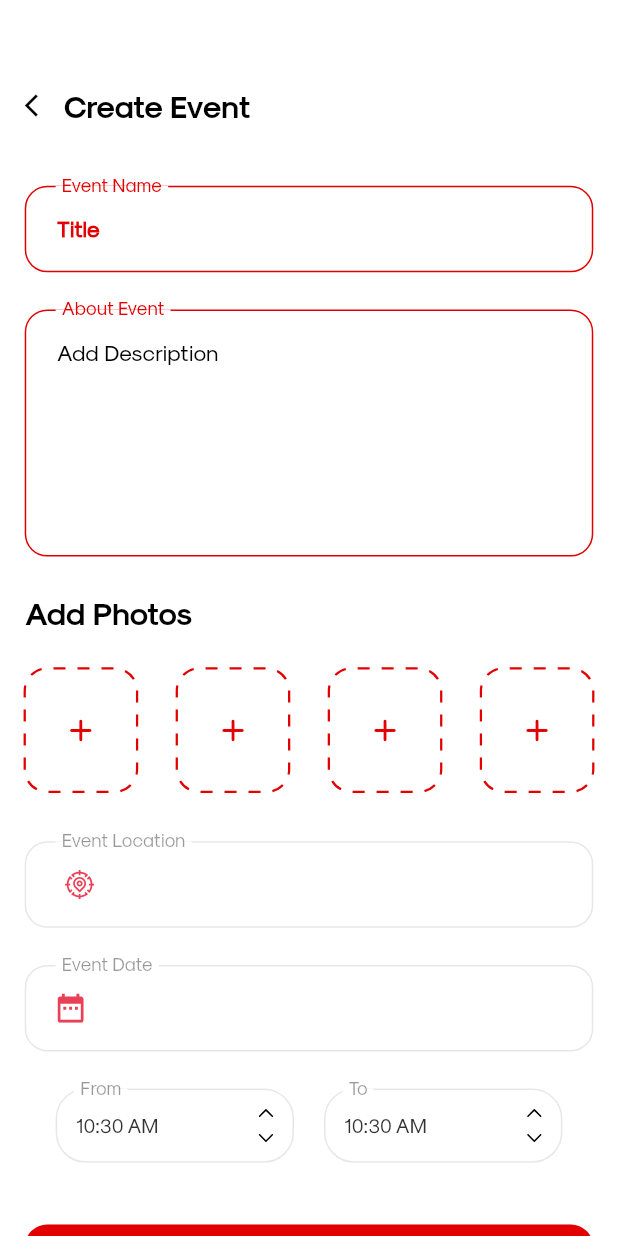
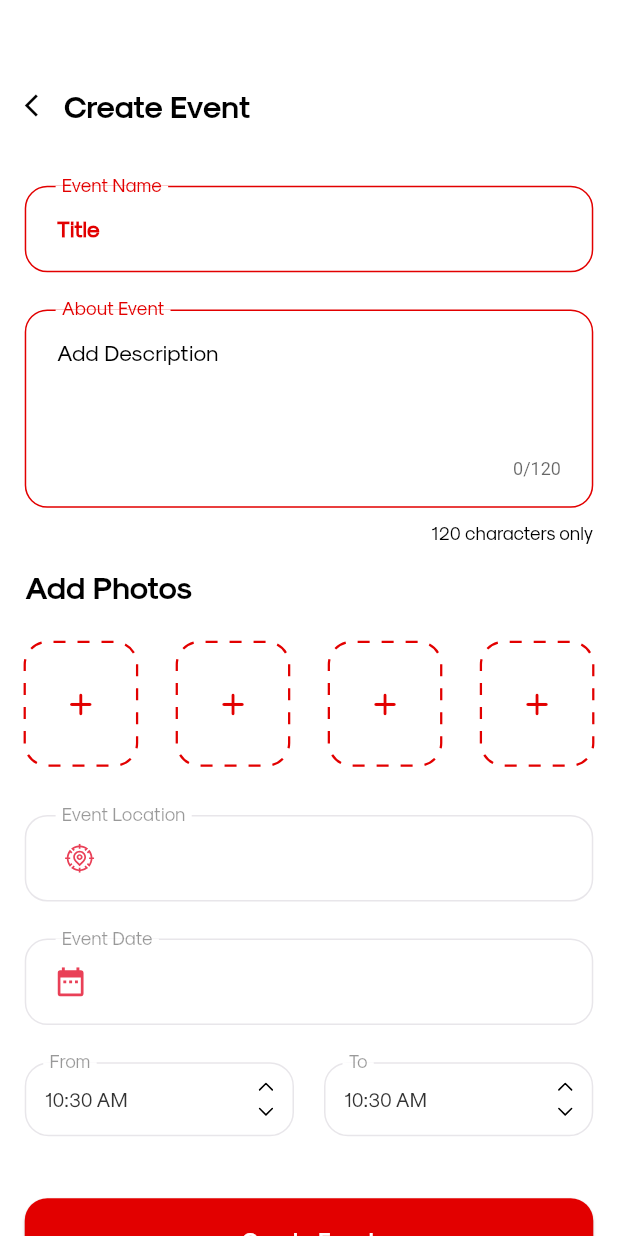
Before and after one commit to aliatherpeprix/Sauftrag-Social, a Flutter app: the CreateBarEvent screen opened directly, on a phone screen of 412 x 824 dp. Run offline on Flutter 3.47's test engine with Material 2 defaults, Android fonts, the phone set to English and light mode, and no system bars; drawn by our look-alikes of dotted_border; our stand-ins replace another_xlider, bubble, curved_navigation_bar, date_picker_timeline, emoji_picker_flutter, flutter_svg and 13 more; missing offline and left inert: dart:ffi, expand_tap_area, qr_code_scanner, shrink_sidemenu; accounts and stored records are empty.

Commit message:
By: Ali Ather.
By: Ali Ather.
Date: 29/11/2021.
Time: 12:42 am

```diff
--- a/lib/bar/views/Home/barCode2.dart
+++ b/lib/bar/views/Home/barCode2.dart
@@ -229,8 +229,8 @@ class _QRViewExampleState extends State<QRViewExample> {
 
   Widget _buildQrView(BuildContext context) {
     // For this example we check how width or tall the device is and change the scanArea and overlay accordingly.
-    var scanArea = (MediaQuery.of(context).size.width < 400 ||
-        MediaQuery.of(context).size.height < 400)
+    var scanArea = (MediaQuery.of(context).size.width < 200 ||
+        MediaQuery.of(context).size.height < 200)
         ? 150.0
         : 300.0;
     // To ensure the Scanner view is properly sizes after rotation
@@ -241,7 +241,7 @@ class _QRViewExampleState extends State<QRViewExample> {
       overlay: QrScannerOverlayShape(
           borderColor: Colors.red,
           borderRadius: 2,
-          borderLength: 20,
+          borderLength: 30,
           borderWidth: 10,
           cutOutSize: scanArea),
       onPermissionSet: (ctrl, p) => _onPermissionSet(context, ctrl, p),
--- a/lib/bar/views/Home/bar_event.dart
+++ b/lib/bar/views/Home/bar_event.dart
@@ -70,6 +70,7 @@ class _CreateBarEventState extends State<CreateBarEvent> {
                 child: Container(
                   padding: EdgeInsets.symmetric(horizontal: 4.w),
                   child: Column(
+                    mainAxisSize: MainAxisSize.max,
                     children: [
                       SizedBox(height: Dimensions.topMargin),
                       Row(
@@ -161,21 +162,22 @@ class _CreateBarEventState extends State<CreateBarEvent> {
                         children: [
 
                           Container(
-                              height: 20.h,
+                            //height: 20.h,
                               padding: EdgeInsets.symmetric(vertical: Dimensions.containerVerticalPadding, horizontal: Dimensions.containerHorizontalPadding),
                               decoration: BoxDecoration(
                                   color: ColorUtils.white,
                                   borderRadius: BorderRadius.all(Radius.circular(Dimensions.roundCorner)),
                                   border: Border.all(color: ColorUtils.text_red)
                               ),
-                              child: Expanded(
                               child: TextField(
+                                maxLines: 4,
+                                maxLength: 120,
                                 //focusNode: model.logInEmailFocus,
                                 //controller: model.logInEmailController,
                                 keyboardType: TextInputType.text,
                                 textInputAction: TextInputAction.next,
                                 style: TextStyle(
-                                    color: ColorUtils.text_red,
+                                  color: ColorUtils.black,
                                   fontFamily: FontUtils.modernistRegular,
                                   fontSize: 1.8.t,
                                 ),
@@ -191,9 +193,9 @@ class _CreateBarEventState extends State<CreateBarEvent> {
                                   isDense:true,
                                   contentPadding: EdgeInsets.symmetric(horizontal: 0, vertical: 0),
                                 ),
-                                ),
                               )
                           ),
+
 
                           Container(
                             margin: EdgeInsets.only(left: 5.w),
@@ -212,7 +214,26 @@ class _CreateBarEventState extends State<CreateBarEvent> {
                           ),
                         ],
                       ),
-                      SizedBox(height: 3.h),
+                      Row(
+                        mainAxisAlignment: MainAxisAlignment.end,
+                        crossAxisAlignment: CrossAxisAlignment.end,
+                        children: <Widget>[
+                          Container(
+                            margin: EdgeInsets.symmetric(
+                                vertical: 1 * SizeConfig.heightMultiplier),
+                            child: Text(
+                              "120 characters only",
+                              style: TextStyle(
+                                color: Colors.black,
+                                fontFamily:
+                                FontUtils.modernistRegular,
+                                fontSize:  1.5.t,
+                              ),
+                            ),
+                          )
+                        ],
+                      ),
+                      SizedBox(height: 1.h),
 
 
                       ///----------------Add Events Pictures---------------------------///
@@ -601,7 +622,7 @@ class _CreateBarEventState extends State<CreateBarEvent> {
 
                       ///-----------------Event Date(From, To) ---------------------///
                       Container(
-                        margin: EdgeInsets.symmetric(horizontal: 5.w),
+                        //margin: EdgeInsets.symmetric(horizontal: 5.w),
                         child: Row(
                           children: [
 
@@ -629,7 +650,7 @@ class _CreateBarEventState extends State<CreateBarEvent> {
                                       padding: EdgeInsets.symmetric(vertical: 0.h, horizontal: 3.w),
                                       decoration: BoxDecoration(
                                           color: ColorUtils.white,
-                                          borderRadius: BorderRadius.all(Radius.circular(20)),
+                                          borderRadius: BorderRadius.all(Radius.circular(16)),
                                           border: Border.all(color: ColorUtils.divider)
                                       ),
                                       child: Row(
@@ -700,7 +721,7 @@ class _CreateBarEventState extends State<CreateBarEvent> {
                                       padding: EdgeInsets.symmetric(vertical: 0.h, horizontal: 3.w),
                                       decoration: BoxDecoration(
                                           color: ColorUtils.white,
-                                          borderRadius: BorderRadius.all(Radius.circular(20)),
+                                          borderRadius: BorderRadius.all(Radius.circular(16)),
                                           border: Border.all(color: ColorUtils.divider)
                                       ),
                                       child: Row(
```
Lines whose indentation alone changed are shown as unchanged.
